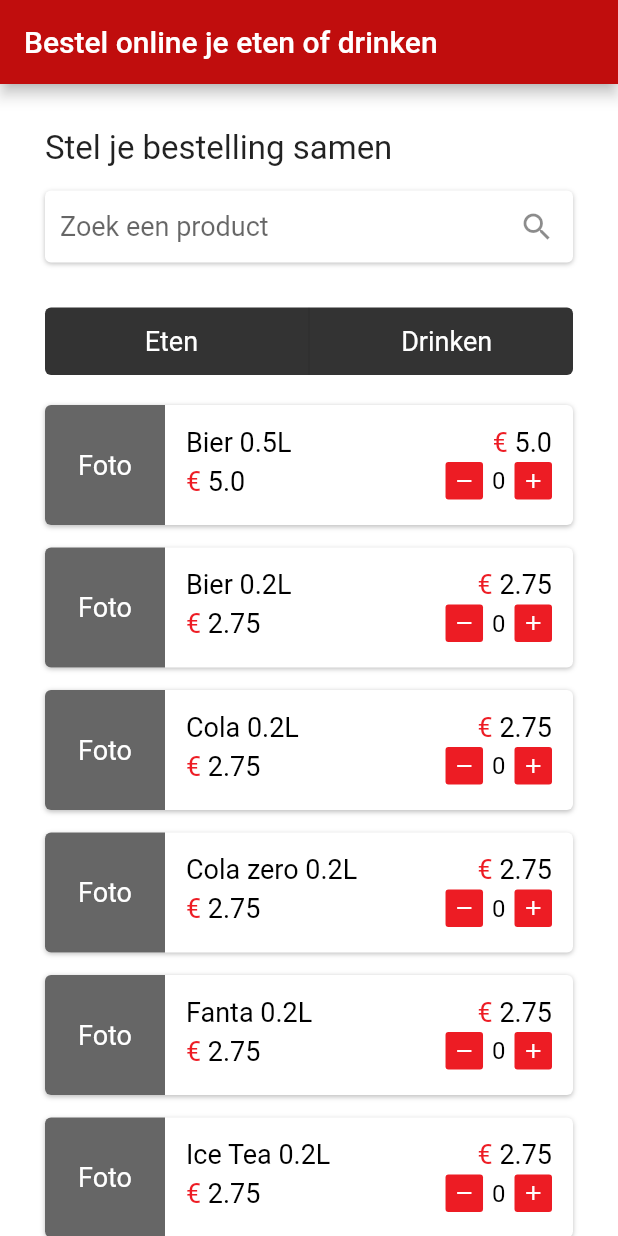
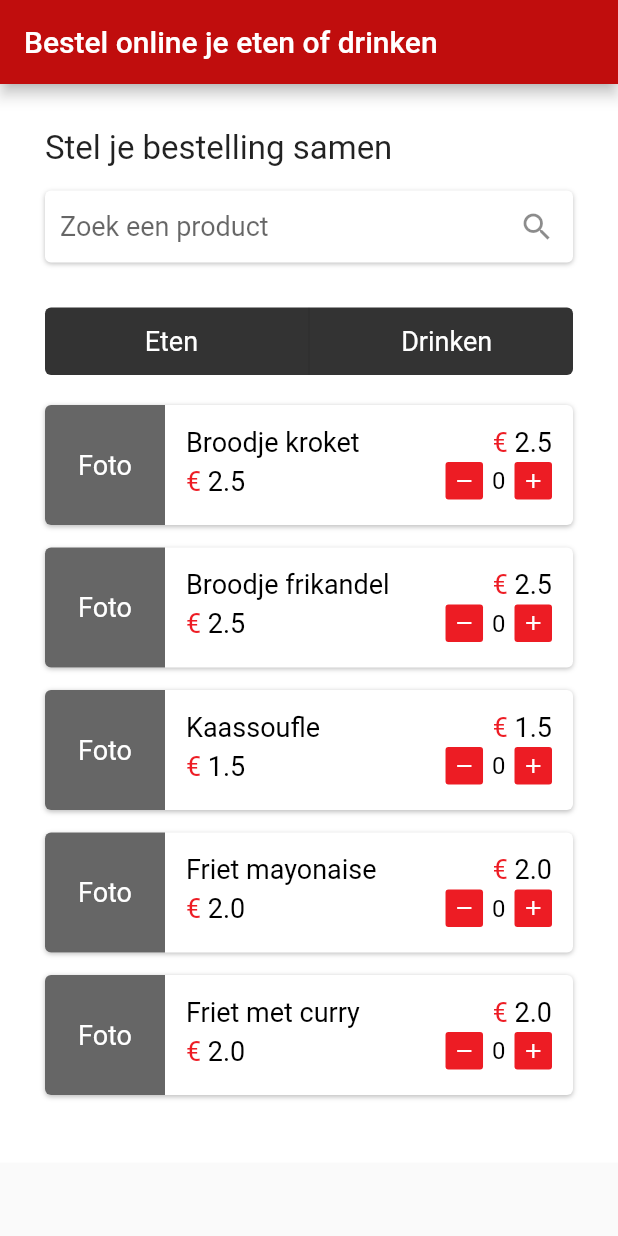
Before and after one commit to Semester6-PSV/catering-flutter-frontend, a Flutter app: the screen it shows after launch, on a phone screen of 412 x 824 dp. Run offline on Flutter 3.47's test engine with Material 2 defaults, Android fonts, the light colour scheme and no system bars; Roboto replaces fonts that are missing (Klavika-Light, Klavika-Medium).

Commit message:
Filter cateringProduct items

```diff
--- a/lib/models/cateringProduct.dart
+++ b/lib/models/cateringProduct.dart
@@ -20,6 +20,12 @@ class CateringProduct {
 }
 
 List<CateringProduct> dummyCateringProducts = [
+  CateringProduct(id: 6, title: 'Broodje kroket', price: 2.5, image: '', productType: CateringProductType.food),
+  CateringProduct(id: 8, title: 'Broodje frikandel', price: 2.5, image: '', productType: CateringProductType.food),
+  CateringProduct(id: 10, title: 'Kaassoufle ', price: 1.5, image: '', productType: CateringProductType.food),
+  CateringProduct(id: 7, title: 'Friet mayonaise', price: 2, image: '', productType: CateringProductType.food),
+  CateringProduct(id: 9, title: 'Friet met curry', price: 2, image: '', productType: CateringProductType.food),
+
   CateringProduct(id: 0, title: 'Bier 0.5L', price: 5, image: '', productType: CateringProductType.drinks),
   CateringProduct(id: 1, title: 'Bier 0.2L', price: 2.75, image: '', productType: CateringProductType.drinks),
   CateringProduct(id: 2, title: 'Cola 0.2L', price: 2.75, image: '', productType: CateringProductType.drinks),
--- a/lib/pages/orderPage/components/cateringProductListView.dart
+++ b/lib/pages/orderPage/components/cateringProductListView.dart
@@ -26,20 +26,24 @@ Widget productRemoveAddButton(int productId, IconData icon, Function onClick) {
           ),
         ),
       ),
-      onTap: () =>{ onClick(productId) });
+      onTap: () => {onClick(productId)});
 }
 
-Widget cateringProductListView(List<CateringProduct> products, double padding,
-    Function onItemRemove, Function onItemAdd) {
+Widget cateringProductListView(
+    List<CateringProduct> products,
+    CateringProductType productType,
+    Function onItemRemove,
+    Function onItemAdd) {
   List<Widget> productItems = <Widget>[];
 
   for (int i = 0; i < products.length; i++) {
     CateringProduct product = products[i];
 
+    if (product.productType == productType) {
       productItems.add(Container(
         width: double.infinity,
         height: 80,
-      margin: EdgeInsets.only(bottom: padding),
+        margin: const EdgeInsets.only(bottom: gridPadding),
         decoration: BoxDecoration(
             boxShadow: [
               BoxShadow(
@@ -133,15 +137,16 @@ Widget cateringProductListView(List<CateringProduct> products, double padding,
                                 productRemoveAddButton(product.id,
                                     Icons.remove_outlined, onItemRemove),
                                 const Padding(
-                                  padding: EdgeInsets.symmetric(horizontal: 6),
+                                    padding:
+                                        EdgeInsets.symmetric(horizontal: 6),
                                     child: Text('0',
                                         style: TextStyle(
                                           fontFamily: 'Klavika-Medium',
                                           fontSize: 16,
                                           color: COLOR_BLACK,
                                         ))),
-                              productRemoveAddButton(product.id,
-                                  Icons.add_outlined, onItemAdd),
+                                productRemoveAddButton(
+                                    product.id, Icons.add_outlined, onItemAdd),
                               ],
                             )
                           ],
@@ -152,6 +157,7 @@ Widget cateringProductListView(List<CateringProduct> products, double padding,
         ),
       ));
     }
+  }
 
   return Column(
     children: productItems,
--- a/lib/pages/orderPage/index.dart
+++ b/lib/pages/orderPage/index.dart
@@ -15,6 +15,7 @@ class OrderPageState extends State<OrderPage> {
   double gridPadding = 15;
   int activeProductSelector = 0;
   List<CateringProduct> cateringProducts = dummyCateringProducts;
+  CateringProductType selectedProductsType = CateringProductType.food;
 
   void searchProductsByKeyword(String keyword) {
     return;
@@ -22,9 +23,15 @@ class OrderPageState extends State<OrderPage> {
 
   void switchProductsTypeSelector() {
     setState(() {
-      activeProductSelector = activeProductSelector == 0 ? 1 : 0;
+      if(activeProductSelector == 0){
+        activeProductSelector = 1;
+        selectedProductsType = CateringProductType.drinks;
+      }
+      else{
+        activeProductSelector = 0;
+        selectedProductsType = CateringProductType.food;
 
-      //TODO - Also update product list according to selected product type ("eten" or "drinken")
+      }
     });
   }
 
@@ -100,7 +107,7 @@ class OrderPageState extends State<OrderPage> {
                               Expanded(child: productSelector('Drinken', 1)),
                             ], mainAxisAlignment: MainAxisAlignment.center)),
                         const SizedBox(height: 20),
-                        cateringProductListView(cateringProducts, gridPadding, onProductItemRemove, onProductItemAdd)
+                        cateringProductListView(cateringProducts, selectedProductsType, onProductItemRemove, onProductItemAdd)
                       ])),
             )));
   }
```
Lines whose indentation alone changed are shown as unchanged.
